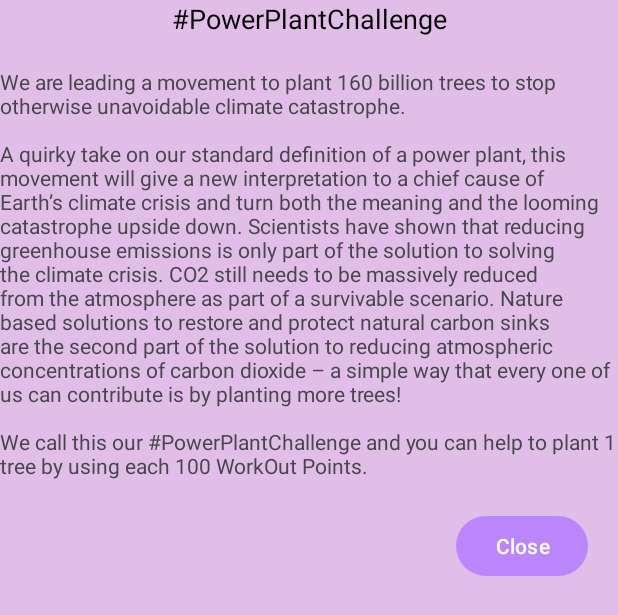
After one commit to kairen1357/Assignment, an Android app: the layout planting_tree_dialog.xml on its own in the app's theme, with its tools: preview values and no code run, on a phone screen of 412 x 824 dp. The commit adds this screen. Shown: the top 615 px of the screen. Run offline under Robolectric (Android 15) with nearby library versions, the phone set to English and light mode, and no system bars; Roboto replaces fonts that are not available here.

Commit message:
combine HL part

```diff
--- /dev/null
+++ b/app/src/main/res/layout/planting_tree_dialog.xml
@@ -0,0 +1,41 @@
+<?xml version="1.0" encoding="utf-8"?>
+<androidx.constraintlayout.widget.ConstraintLayout xmlns:android="http://schemas.android.com/apk/res/android"
+    xmlns:app="http://schemas.android.com/apk/res-auto"
+    xmlns:tools="http://schemas.android.com/tools"
+    android:id="@+id/plantingTreeDialog"
+    android:background="#E1BEE7"
+    android:layout_width="match_parent"
+    android:layout_height="match_parent">
+
+    <TextView
+        android:id="@+id/dialogTitle"
+        android:layout_width="match_parent"
+        android:layout_height="wrap_content"
+        android:gravity="center"
+        android:text="#PowerPlantChallenge"
+        android:textColor="@android:color/black"
+        android:textSize="18sp"
+        app:layout_constraintTop_toTopOf="parent" />
+
+    <TextView
+        android:id="@+id/dialogMessage"
+        android:layout_width="wrap_content"
+        android:layout_height="wrap_content"
+        android:layout_marginTop="20dp"
+        android:text="@string/dialogMessage"
+        app:layout_constraintEnd_toEndOf="@+id/dialogTitle"
+        app:layout_constraintStart_toStartOf="@+id/dialogTitle"
+        app:layout_constraintTop_toBottomOf="@+id/dialogTitle" />
+
+    <Button
+        android:id="@+id/closeButton"
+        android:layout_width="wrap_content"
+        android:layout_height="wrap_content"
+        android:layout_marginTop="20dp"
+        android:layout_marginEnd="20dp"
+        android:text="Close"
+        android:textColor="@android:color/white"
+        app:layout_constraintEnd_toEndOf="@+id/dialogTitle"
+        app:layout_constraintTop_toBottomOf="@+id/dialogMessage" />
+
+</androidx.constraintlayout.widget.ConstraintLayout>
--- a/app/src/main/res/values/strings.xml
+++ b/app/src/main/res/values/strings.xml
@@ -86,4 +86,5 @@
     <string name="nothing">nothing</string>
     <string name="report">Report</string>
     <string name="workout_duration">Workout Duration</string>
+    <string name="dialogMessage">We are leading a movement to plant 160 billion trees to stop otherwise unavoidable climate catastrophe.\n\nA quirky take on our standard definition of a power plant, this movement will give a new interpretation to a chief cause of Earth’s climate crisis and turn both the meaning and the looming catastrophe upside down. Scientists have shown that reducing greenhouse emissions is only part of the solution to solving the climate crisis. CO2 still needs to be massively reduced from the atmosphere as part of a survivable scenario. Nature based solutions to restore and protect natural carbon sinks are the second part of the solution to reducing atmospheric concentrations of carbon dioxide – a simple way that every one of us can contribute is by planting more trees!\n\nWe call this our #PowerPlantChallenge and you can help to plant 1 tree by using each 100 WorkOut Points.</string>
 </resources>
--- a/app/src/main/res/values/styles.xml
+++ b/app/src/main/res/values/styles.xml
@@ -29,4 +29,10 @@
         <item name="color">@color/white </item>
     </style>
 
+    <style name="CustomDialogStyle" parent="ThemeOverlay.MaterialComponents.Dialog">
+        <item name="android:windowMinWidthMajor">100%</item>
+        <item name="android:windowMinWidthMinor">100%</item>
+        </style>
+
+
 </resources>
```
Also changed, not shown: app/src/main/java/com/example/assignment_test/FirstTimeDialog.kt (added, +21 -0 lines), app/src/main/java/com/example/assignment_test/PlantingTreeActivity.kt (+132 -67 lines), app/src/main/res/layout/planting_tree.xml (+4 -4 lines).
